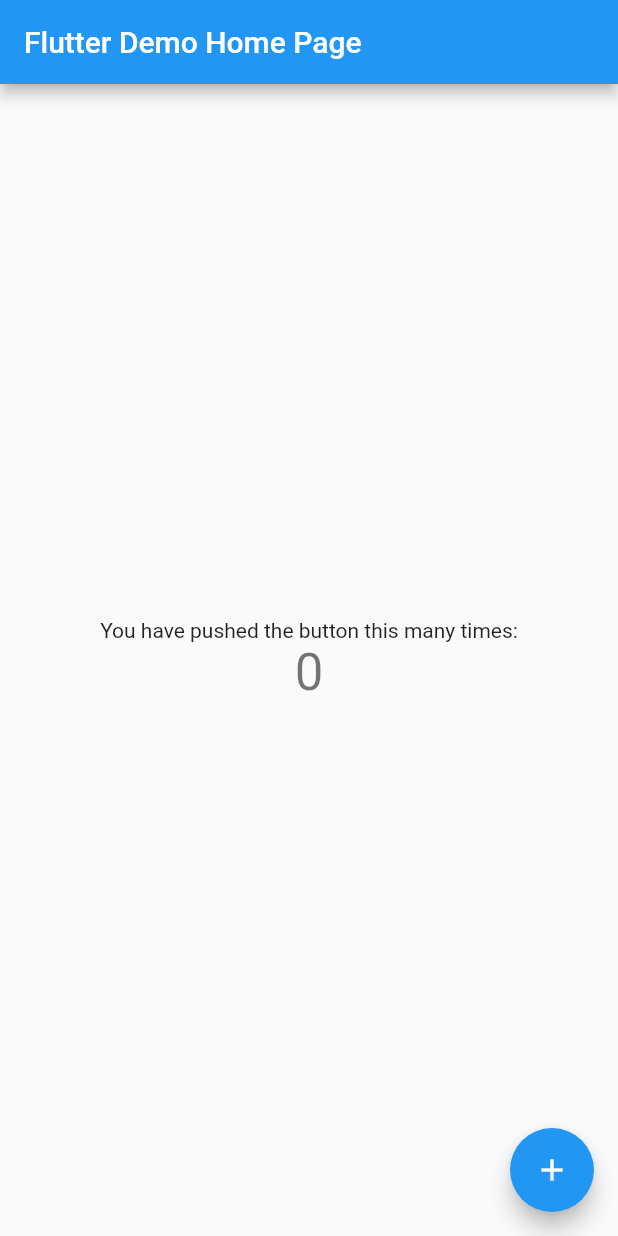
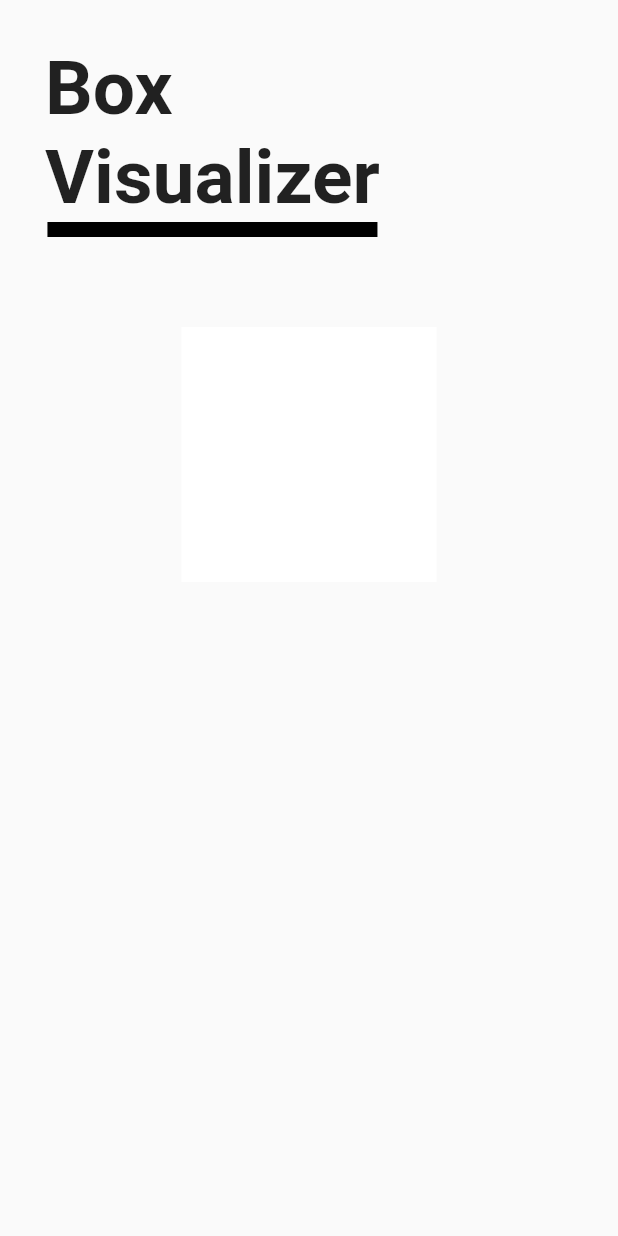
Before and after one commit to AndyLaiJS/Visual-Box, a Flutter app: the screen it shows after launch, on a phone screen of 412 x 824 dp. Run offline on Flutter 3.47's test engine with Material 2 defaults, Android fonts, the light colour scheme and no system bars.

Commit message:
main.dart: Add a Giant Title and a white box

```diff
--- a/lib/main.dart
+++ b/lib/main.dart
@@ -5,113 +5,67 @@
 }
 
 class MyApp extends StatelessWidget {
-  // This widget is the root of your application.
   @override
   Widget build(BuildContext context) {
     return MaterialApp(
-      title: 'Flutter Demo',
-      theme: ThemeData(
-        // This is the theme of your application.
-        //
-        // Try running your application with "flutter run". You'll see the
-        // application has a blue toolbar. Then, without quitting the app, try
-        // changing the primarySwatch below to Colors.green and then invoke
-        // "hot reload" (press "r" in the console where you ran "flutter run",
-        // or simply save your changes to "hot reload" in a Flutter IDE).
-        // Notice that the counter didn't reset back to zero; the application
-        // is not restarted.
-        primarySwatch: Colors.blue,
-        // This makes the visual density adapt to the platform that you run
-        // the app on. For desktop platforms, the controls will be smaller and
-        // closer together (more dense) than on mobile platforms.
-        visualDensity: VisualDensity.adaptivePlatformDensity,
-      ),
-      home: MyHomePage(title: 'Flutter Demo Home Page'),
+      debugShowCheckedModeBanner: false,
+      home: Visualizer(),
     );
   }
 }
 
-class MyHomePage extends StatefulWidget {
-  MyHomePage({Key key, this.title}) : super(key: key);
-
-  // This widget is the home page of your application. It is stateful, meaning
-  // that it has a State object (defined below) that contains fields that affect
-  // how it looks.
-
-  // This class is the configuration for the state. It holds the values (in this
-  // case the title) provided by the parent (in this case the App widget) and
-  // used by the build method of the State. Fields in a Widget subclass are
-  // always marked "final".
-
-  final String title;
-
+class Visualizer extends StatefulWidget {
   @override
-  _MyHomePageState createState() => _MyHomePageState();
+  _VisualizerState createState() => _VisualizerState();
 }
 
-class _MyHomePageState extends State<MyHomePage> {
-  int _counter = 0;
-
-  void _incrementCounter() {
-    setState(() {
-      // This call to setState tells the Flutter framework that something has
-      // changed in this State, which causes it to rerun the build method below
-      // so that the display can reflect the updated values. If we changed
-      // _counter without calling setState(), then the build method would not be
-      // called again, and so nothing would appear to happen.
-      _counter++;
-    });
-  }
-
+class _VisualizerState extends State<Visualizer> {
   @override
   Widget build(BuildContext context) {
-    // This method is rerun every time setState is called, for instance as done
-    // by the _incrementCounter method above.
-    //
-    // The Flutter framework has been optimized to make rerunning build methods
-    // fast, so that you can just rebuild anything that needs updating rather
-    // than having to individually change instances of widgets.
     return Scaffold(
-      appBar: AppBar(
-        // Here we take the value from the MyHomePage object that was created by
-        // the App.build method, and use it to set our appbar title.
-        title: Text(widget.title),
-      ),
-      body: Center(
-        // Center is a layout widget. It takes a single child and positions it
-        // in the middle of the parent.
+      body: SafeArea(
         child: Column(
-          // Column is also a layout widget. It takes a list of children and
-          // arranges them vertically. By default, it sizes itself to fit its
-          // children horizontally, and tries to be as tall as its parent.
-          //
-          // Invoke "debug painting" (press "p" in the console, choose the
-          // "Toggle Debug Paint" action from the Flutter Inspector in Android
-          // Studio, or the "Toggle Debug Paint" command in Visual Studio Code)
-          // to see the wireframe for each widget.
-          //
-          // Column has various properties to control how it sizes itself and
-          // how it positions its children. Here we use mainAxisAlignment to
-          // center the children vertically; the main axis here is the vertical
-          // axis because Columns are vertical (the cross axis would be
-          // horizontal).
-          mainAxisAlignment: MainAxisAlignment.center,
           children: <Widget>[
-            Text(
-              'You have pushed the button this many times:',
+            // Title
+            Align(
+              alignment: Alignment.centerLeft,
+              child: Padding(
+                padding: const EdgeInsets.all(30),
+                child: Column(
+
+                  children: <Widget>[
+                    Text(
+                      "Box\nVisualizer",
+                      style: TextStyle(
+                        fontWeight: FontWeight.bold,
+                        fontSize: 50,
+                      ),
+                    ),
+                    Container(
+                      height: 10,
+                      width: 220,
+                      color: Colors.black,
+                    ),
+                  ],
+
+                ),
+              ),
             ),
-            Text(
-              '$_counter',
-              style: Theme.of(context).textTheme.headline4,
+            // End of Title
+
+            SizedBox(height: 30),
+
+            Center(
+              child: Container(
+                height: 170,
+                width: 170,
+                color: Colors.white,
+              ),
             ),
+
           ],
         ),
       ),
-      floatingActionButton: FloatingActionButton(
-        onPressed: _incrementCounter,
-        tooltip: 'Increment',
-        child: Icon(Icons.add),
-      ), // This trailing comma makes auto-formatting nicer for build methods.
     );
   }
 }
```
